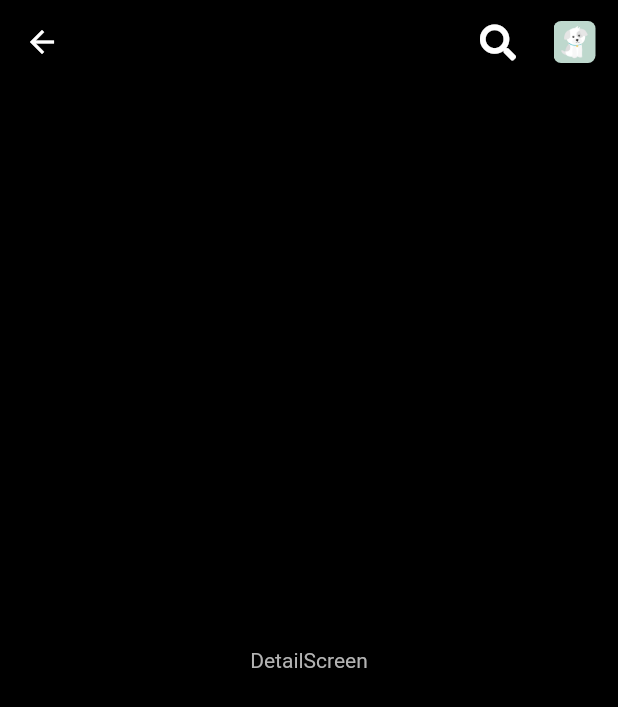
After one commit to hmg0616/netflix_ui_flutter, a Flutter app: the DetailScreen screen opened by its route, on a phone screen of 412 x 824 dp. The commit adds this screen. Shown: the top 707 px of the screen. Run offline on Flutter 3.47's test engine with Material 2 defaults, Android fonts, the phone set to English and light mode, and no system bars; our stand-ins replace font_awesome_flutter.

Commit message:
상세정보 스크린 - 앱바 및 라우팅경로 설정

```diff
--- a/lib/routes.dart
+++ b/lib/routes.dart
@@ -1,5 +1,6 @@
 
 import 'package:flutter/material.dart';
+import 'package:netflix_ui_flutter/screens/detail/detail_screen.dart';
 import 'package:netflix_ui_flutter/screens/main_screens.dart';
 import 'package:netflix_ui_flutter/screens/profile/profile_screen.dart';
 import 'package:netflix_ui_flutter/screens/splash/splash_screen.dart';
@@ -8,4 +9,5 @@ final Map<String, WidgetBuilder> route = {
   SplashScreen.routeName: (context) => SplashScreen(),
   ProfileScreen.routeName: (context) => ProfileScreen(),
   MainScreens.routeName: (context) => MainScreens(),
+  DetailScreen.routeName: (context) => DetailScreen(),
 };
--- /dev/null
+++ b/lib/screens/detail/detail_screen.dart
@@ -0,0 +1,38 @@
+import 'package:flutter/material.dart';
+import 'package:font_awesome_flutter/font_awesome_flutter.dart';
+
+class DetailScreen extends StatefulWidget {
+
+  static String routeName = "/detail";
+
+  @override
+  State<DetailScreen> createState() => _DetailScreenState();
+}
+
+class _DetailScreenState extends State<DetailScreen> {
+  @override
+  Widget build(BuildContext context) {
+    return Scaffold(
+      appBar: AppBar(
+        backgroundColor: Colors.black,
+        actions: [
+          Icon(FontAwesomeIcons.search),
+          SizedBox(width: 25.0),
+          Padding(
+            padding: const EdgeInsets.symmetric(vertical: 14.0),
+            child: ClipRRect(
+              borderRadius: BorderRadius.circular(5.0),
+              child: Image(
+                image: AssetImage("assets/images/dog.jpg"),
+              ),
+            ),
+          ),
+          SizedBox(width: 15.0)
+        ],
+      ),
+      body: Center(
+        child: Text("DetailScreen"),
+      ),
+    );
+  }
+}
--- a/lib/screens/home/home_screen.dart
+++ b/lib/screens/home/home_screen.dart
@@ -5,6 +5,7 @@ import 'package:netflix_ui_flutter/screens/components/small_sub_text.dart';
 import 'package:netflix_ui_flutter/screens/home/components/rank_poster.dart';
 
 import '../components/label_icon.dart';
+import '../detail/detail_screen.dart';
 import 'components/poster.dart';
 
 class HomeScreen extends StatefulWidget {
@@ -323,7 +324,9 @@ class _HomeScreenState extends State<HomeScreen> {
                       Divider(),
                       GestureDetector(
                         behavior: HitTestBehavior.translucent,
-                        onTap: () {},
+                        onTap: () {
+                          Navigator.pushNamed(context, DetailScreen.routeName)
+                        },
                         child: Row(
                           mainAxisAlignment: MainAxisAlignment.spaceBetween,
                           children: [
```
